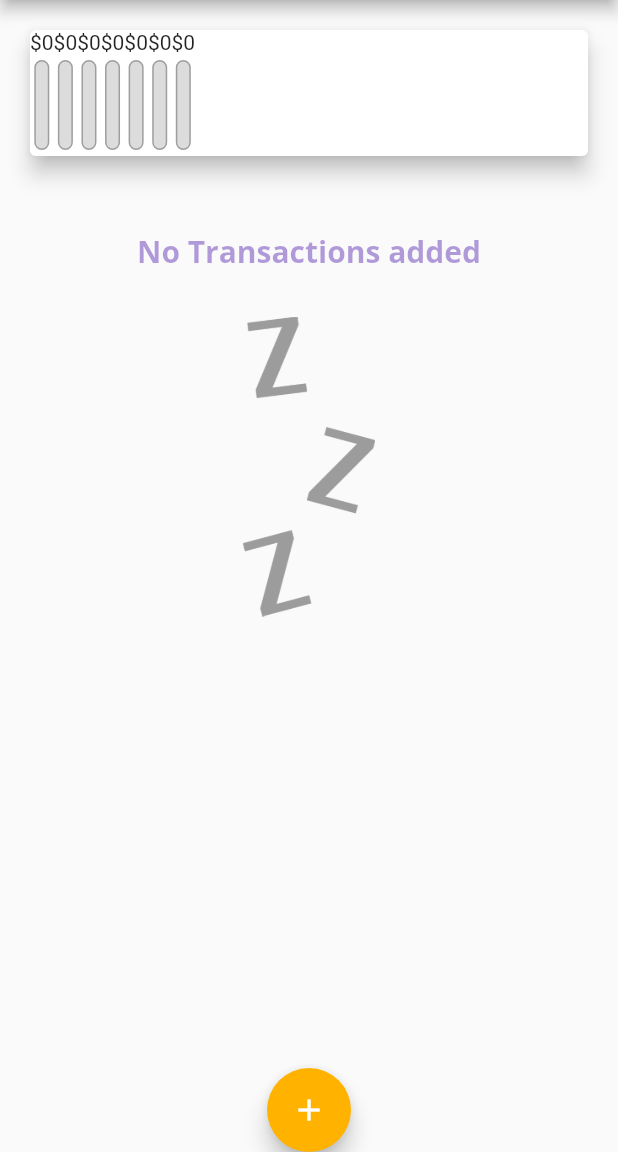
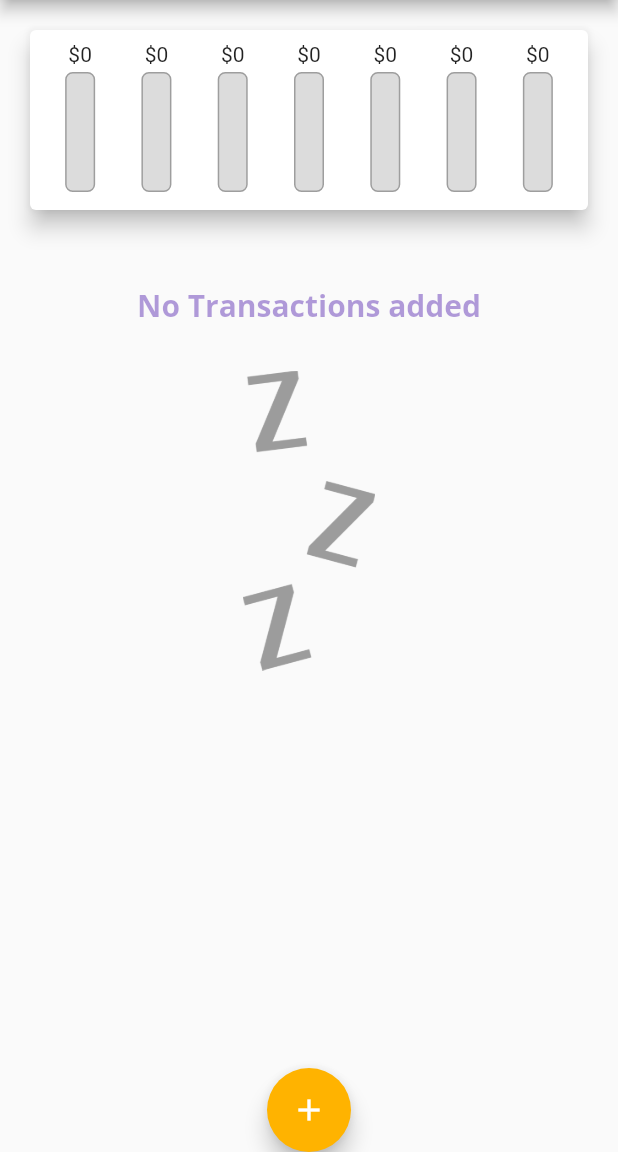
Before and after one commit to carlstep/max_expense_app_3, a Flutter app: the screen it shows after launch, on a phone screen of 412 x 824 dp, the part 84-1236 px from its top. Run offline on Flutter 3.47's test engine with Material 2 defaults, Android fonts, the light colour scheme and no system bars.

Commit message:
106 finishing bar chart

```diff
--- a/lib/widgets/chart.dart
+++ b/lib/widgets/chart.dart
@@ -44,16 +44,23 @@ class Chart extends StatelessWidget {
     return Card(
       elevation: 6,
       margin: EdgeInsets.all(20),
+      child: Padding(
+        padding: const EdgeInsets.all(8.0),
         child: Row(
+          mainAxisAlignment: MainAxisAlignment.spaceAround,
           children: groupedTransactionValues.map((data) {
-          return ChartBar(
+            return Flexible(
+              fit: FlexFit.tight,
+              child: ChartBar(
                 data['day'] as String,
                 data['amount'] as double,
                 (totalSpending == 0.0
                     ? 0.0
                     : ((data['amount'] as double) / totalSpending)),
+              ),
             );
           }).toList(),
+        ),
       ),
     );
   }
--- a/lib/widgets/chart_bar.dart
+++ b/lib/widgets/chart_bar.dart
@@ -15,13 +15,17 @@ class ChartBar extends StatelessWidget {
   Widget build(BuildContext context) {
     return Column(
       children: [
-        Text('\$${spendingAmount.toStringAsFixed(0)}'),
+        FittedBox(
+          child: Text(
+            '\$${spendingAmount.toStringAsFixed(0)}',
+          ),
+        ),
         SizedBox(
           height: 4,
         ),
         Container(
-          height: 60,
-          width: 10,
+          height: 80,
+          width: 20,
           child: Stack(
             children: [
               Container(
```
Lines whose indentation alone changed are shown as unchanged.
